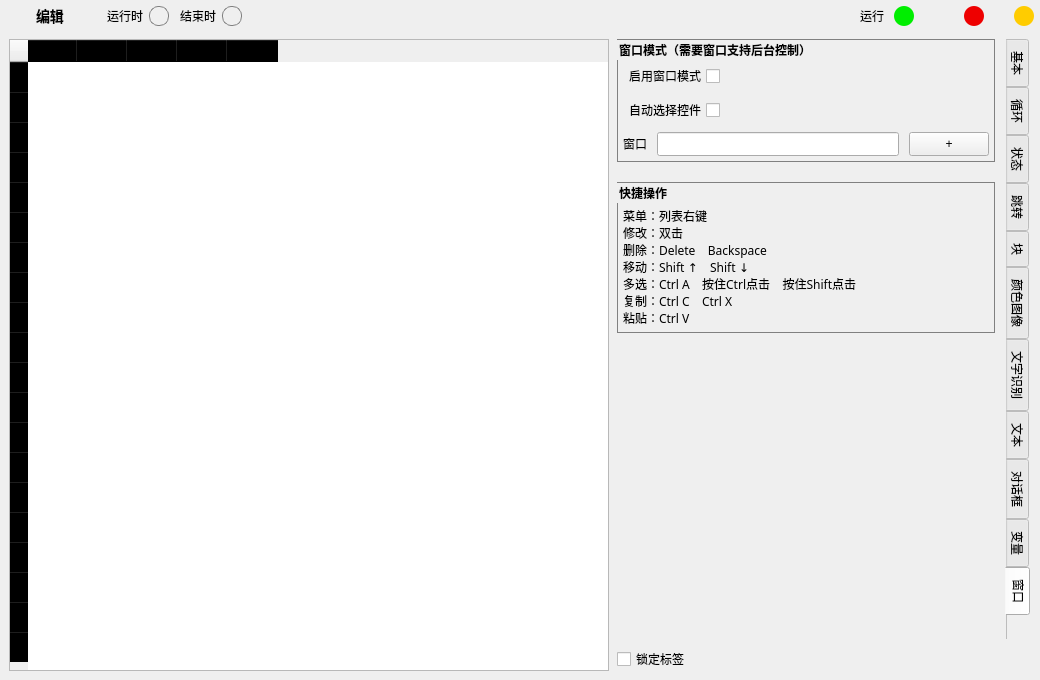
This is source/ui/EditUi.ui in ChiyukiGana/Quickinput as Qt 5 draws it before an edit. The edited form follows.
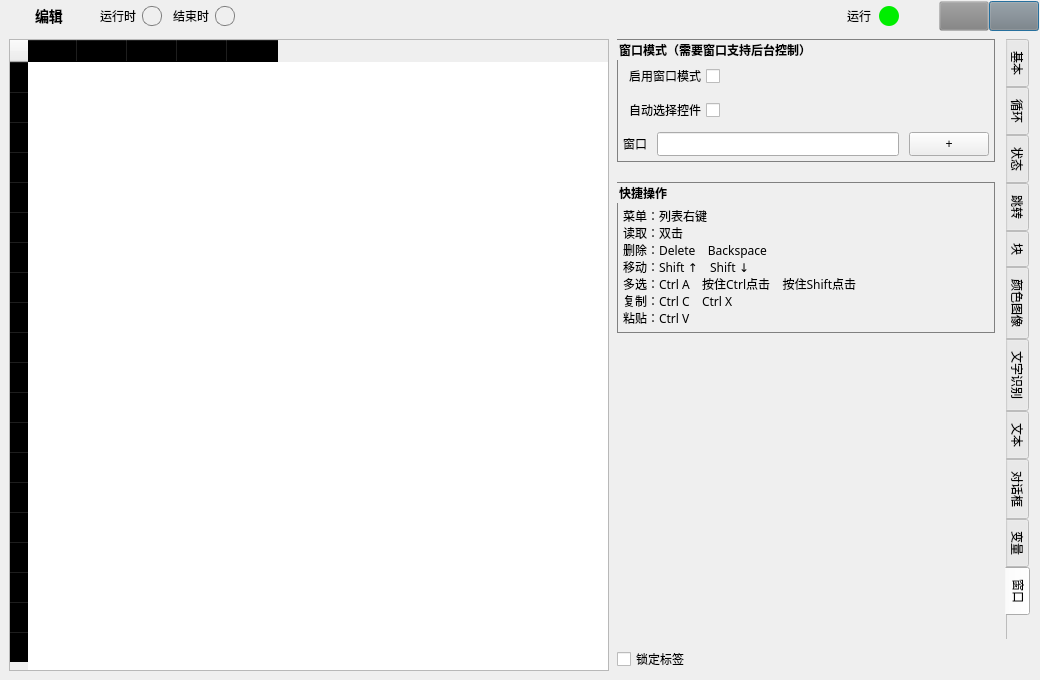
This is the edited form. The open tabs and pages were chosen to show the change. Icons and pictures are not drawn. Custom widgets are drawn as their Qt base class.

Diff of the .ui file:
```diff
--- a/source/ui/EditUi.ui
+++ b/source/ui/EditUi.ui
@@ -64,19 +64,19 @@
      </property>
      <layout class="QHBoxLayout" name="horizontalLayout_3">
       <property name="spacing">
-       <number>10</number>
+       <number>0</number>
       </property>
       <property name="leftMargin">
        <number>5</number>
       </property>
       <property name="topMargin">
-       <number>5</number>
+       <number>0</number>
       </property>
       <property name="rightMargin">
-       <number>5</number>
+       <number>0</number>
       </property>
       <property name="bottomMargin">
-       <number>5</number>
+       <number>0</number>
       </property>
       <item>
        <widget class="QLabel" name="title_icon">
@@ -129,7 +129,7 @@
          <bool>true</bool>
         </property>
         <property name="styleSheet">
-         <string notr="true">font-family:&quot;Microsoft YaHei&quot;;font-size:14px;font-weight:500;</string>
+         <string notr="true">font-family:&quot;Microsoft YaHei&quot;;font-size:14px;font-weight:500;margin-left:5px</string>
         </property>
         <property name="text">
          <string>编辑</string>
@@ -169,6 +169,9 @@
         <property name="layoutDirection">
          <enum>Qt::RightToLeft</enum>
         </property>
+        <property name="styleSheet">
+         <string notr="true">margin-right:10px</string>
+        </property>
         <property name="text">
          <string>运行时</string>
         </property>
@@ -225,7 +228,7 @@
          </font>
         </property>
         <property name="styleSheet">
-         <string notr="true"/>
+         <string notr="true">margin-right:5px</string>
         </property>
         <property name="text">
          <string>运行</string>
@@ -298,14 +301,14 @@
         </property>
         <property name="minimumSize">
          <size>
-          <width>20</width>
-          <height>20</height>
+          <width>50</width>
+          <height>30</height>
          </size>
         </property>
         <property name="maximumSize">
          <size>
-          <width>20</width>
-          <height>20</height>
+          <width>50</width>
+          <height>30</height>
          </size>
         </property>
         <property name="focusPolicy">
@@ -315,32 +318,13 @@
          <string>关闭</string>
         </property>
         <property name="styleSheet">
-         <string notr="true">QPushButton{background-color:#E00;border-radius:10px}QPushButton:hover{background-color:#C00}</string>
-        </property>
-        <property name="text">
-         <string/>
+         <string notr="true">QPushButton{background-color:rgba(128,128,128,0.1);image:url(:/close.png);font-size:12px}QPushButton:hover{background-color:rgba(255,0,0,0.3)}</string>
         </property>
         <property name="autoDefault">
          <bool>false</bool>
         </property>
        </widget>
       </item>
-      <item>
-       <spacer name="title_close_spacer">
-        <property name="orientation">
-         <enum>Qt::Horizontal</enum>
-        </property>
-        <property name="sizeType">
-         <enum>QSizePolicy::Fixed</enum>
-        </property>
-        <property name="sizeHint" stdset="0">
-         <size>
-          <width>20</width>
-          <height>20</height>
-         </size>
-        </property>
-       </spacer>
-      </item>
       <item>
        <widget class="QPushButton" name="title_back_button">
         <property name="sizePolicy">
@@ -351,14 +335,14 @@
         </property>
         <property name="minimumSize">
          <size>
-          <width>20</width>
-          <height>20</height>
+          <width>50</width>
+          <height>30</height>
          </size>
         </property>
         <property name="maximumSize">
          <size>
-          <width>20</width>
-          <height>20</height>
+          <width>50</width>
+          <height>30</height>
          </size>
         </property>
         <property name="focusPolicy">
@@ -368,10 +352,7 @@
          <string>返回</string>
         </property>
         <property name="styleSheet">
-         <string notr="true">QPushButton{background-color:#FC0;border-radius:10px}QPushButton:hover{background-color:#DA0}</string>
-        </property>
-        <property name="text">
-         <string/>
+         <string notr="true">QPushButton{background-color:rgba(128,128,128,0.1);image:url(:/hide.png);font-size:12px}QPushButton:hover{background-color:rgba(255,223,0,0.3)}</string>
         </property>
        </widget>
       </item>
@@ -7775,7 +7756,7 @@
                  </property>
                  <property name="text">
                   <string>菜单：列表右键
-修改：双击
+读取：双击
 删除：Delete    Backspace
 移动：Shift ↑    Shift ↓
 多选：Ctrl A    按住Ctrl点击    按住Shift点击
```
Left out of the diff: 8 changed lines with no effect on the pictures.
